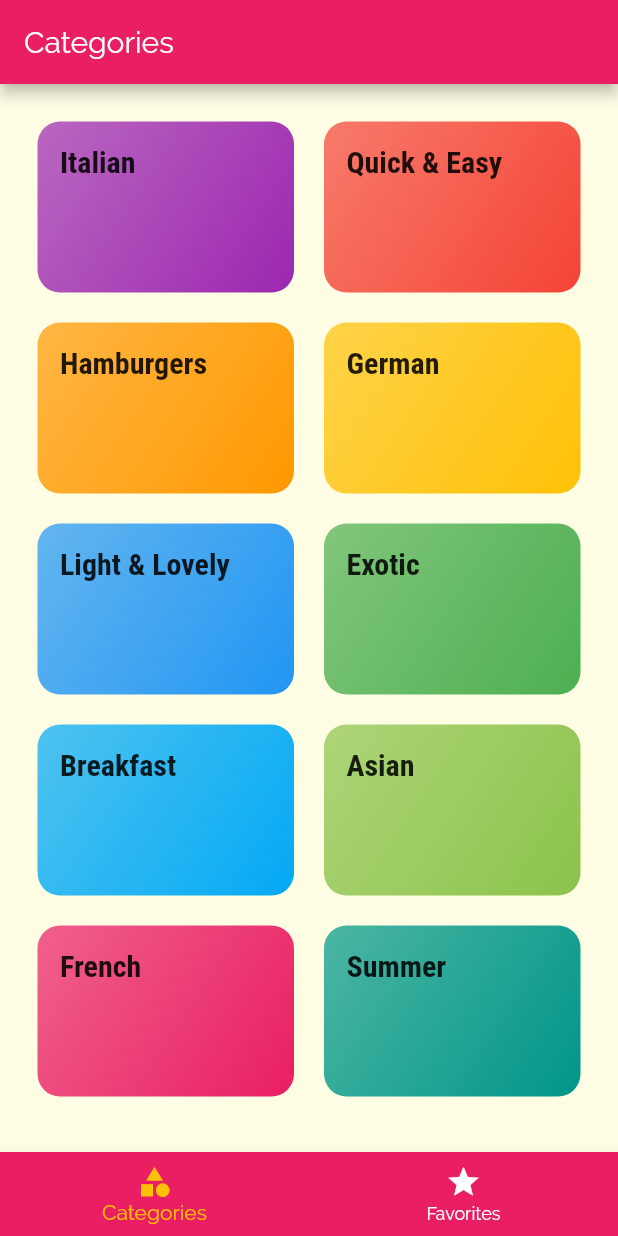
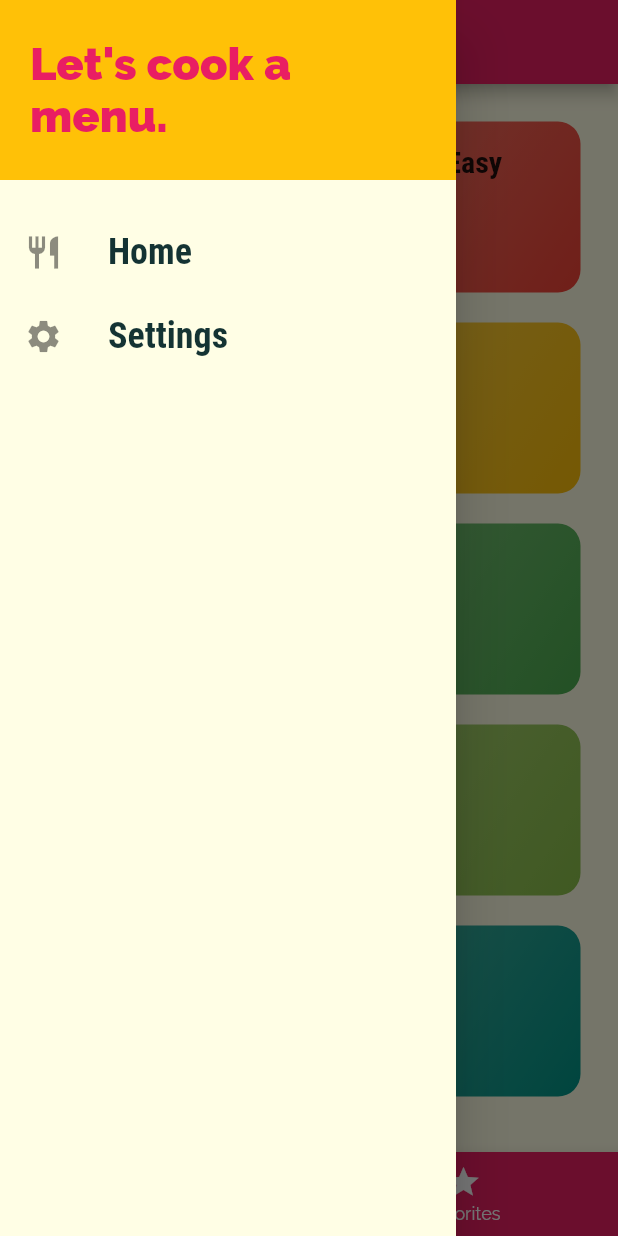
Before and after one commit to Karocyt/ProviderApp, a Flutter app: the screen it shows after launch, with the side drawer open (before the commit the screen has no drawer), on a phone screen of 412 x 824 dp. Run offline on Flutter 3.47's test engine with Material 2 defaults, Android fonts, the phone set to English and light mode, and no system bars.

```diff
--- a/lib/main.dart
+++ b/lib/main.dart
@@ -3,6 +3,7 @@ import 'package:flutter/material.dart';
 import './screens/category_meals_screen.dart';
 import './screens/meal_details_screen.dart';
 import './screens/tabs_screen.dart';
+import './screens/filters_screen.dart';
 
 void main() => runApp(MyApp());
 
@@ -37,6 +38,7 @@ class MyApp extends StatelessWidget {
         CategoryMealsScreen.route: (_) =>
             CategoryMealsScreen(), //the url-like path is just a convention
         MealDetailsScreen.route: (_) => MealDetailsScreen(),
+        FiltersScreen.route: (_) => FiltersScreen(),
       },
       onGenerateRoute: (settings) {
         // trigger on undefined named route, builds a dynamic page with args
--- a/lib/screens/tabs_screen.dart
+++ b/lib/screens/tabs_screen.dart
@@ -2,6 +2,7 @@ import 'package:flutter/material.dart';
 
 import './favorites_screen.dart';
 import './categories_screen.dart';
+import '../widgets/menu_drawer.dart';
 
 class TabsScreen extends StatefulWidget {
   @override
@@ -21,6 +22,7 @@ class _TabsScreenState extends State<TabsScreen> {
       'title': const Text('Favorites'),
       'icon': const Icon(Icons.star),
     },
+    // can hold actionsButtons too !
   ];
 
   int _selectedPageIndex = 0;
@@ -35,6 +37,7 @@ class _TabsScreenState extends State<TabsScreen> {
       appBar: AppBar(
         title: _pages[_selectedPageIndex]['title'],
       ),
+      drawer: MenuDrawer(),
       body: _pages[_selectedPageIndex]['page'],
       bottomNavigationBar: BottomNavigationBar(
         onTap: _selectPage,
--- /dev/null
+++ b/lib/widgets/menu_drawer.dart
@@ -0,0 +1,67 @@
+import 'package:flutter/material.dart';
+
+import '../screens/filters_screen.dart';
+
+class MenuDrawer extends StatelessWidget {
+  _buildMenuItem(context,
+      {@required IconData icon, @required String title, Function onTap}) {
+    return ListTile(
+      leading: Icon(
+        icon,
+        size: 26,
+      ),
+      title: Text(
+        title,
+        style: TextStyle(
+          fontFamily: 'RobotoCondensed',
+          fontSize: 24,
+          fontWeight: FontWeight.bold,
+        ),
+      ),
+      onTap: onTap,
+    );
+  }
+
+  @override
+  Widget build(BuildContext context) {
+    return Drawer(
+      child: Column(
+        children: <Widget>[
+          Container(
+            height: 120,
+            width: double.infinity,
+            padding: const EdgeInsets.all(20),
+            alignment: Alignment.centerLeft,
+            color: Theme.of(context).accentColor,
+            child: Text(
+              'Let\'s cook a menu.',
+              style: TextStyle(
+                fontWeight: FontWeight.w900,
+                fontSize: 30,
+                color: Theme.of(context).primaryColor,
+              ),
+            ),
+          ),
+          const SizedBox(height: 20),
+          _buildMenuItem(
+            context,
+            icon: Icons.restaurant,
+            title: 'Home',
+            onTap: () {
+              if (ModalRoute.of(context).settings.name == '/')
+                Navigator.of(context).pop();
+              else
+                Navigator.of(context).pushReplacementNamed('/');
+            },
+          ),
+          _buildMenuItem(
+            context,
+            icon: Icons.settings,
+            title: 'Settings',
+            onTap: () => Navigator.of(context).pushNamed(FiltersScreen.route),
+          ),
+        ],
+      ),
+    );
+  }
+}
```
Also changed, not shown: lib/screens/category_meals_screen.dart (+33 -14 lines), lib/screens/filters_screen.dart (added, +86 -0 lines), lib/screens/meal_details_screen.dart (+10 -1 lines), lib/widgets/meal_card.dart (+11 -5 lines).
